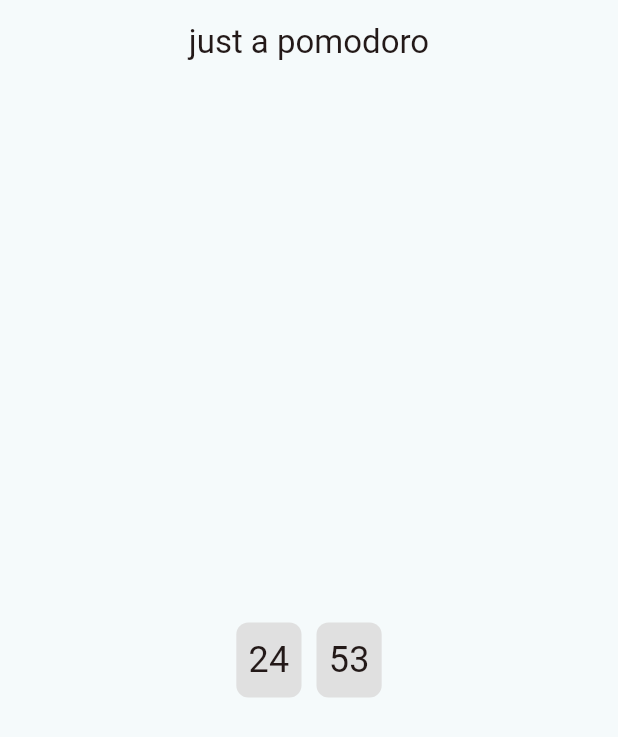
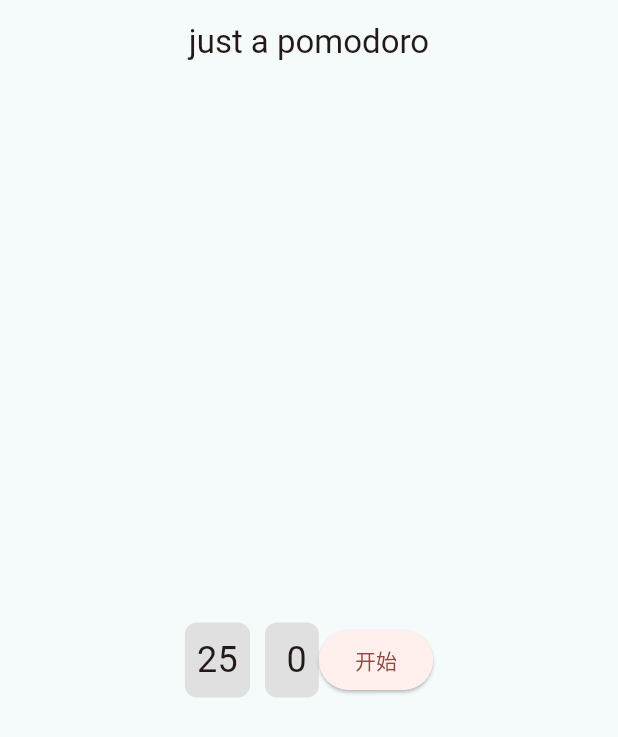
Before and after one commit to HypnosCicero/just_a_pomodoro, a Flutter app: the screen it shows after launch, on a phone screen of 412 x 824 dp. Shown: the top 737 px of the screen. Run offline on Flutter 3.47's test engine with Material 3 defaults, Android fonts, the phone set to English and light mode, and no system bars.

Commit message:
feat(main):add start button to start the timer.(Excuse my use of Chinese button,it's my native language)

```diff
--- a/lib/main.dart
+++ b/lib/main.dart
@@ -61,7 +61,7 @@ class _ClockBlockState extends State<ClockBlock> {
     super.initState();
     _minutes = _minutesArray[0];
     _arrayIndex = 0;
-    _startTimer();
+    //_startTimer();
   }
   @override
   void dispose() {
@@ -94,6 +94,13 @@ class _ClockBlockState extends State<ClockBlock> {
         ClockWidget(value: _minutes),
         SizedBox(width: 10),
         ClockWidget(value: _seconds),
+        ElevatedButton(
+          onPressed: () {
+            _startTimer();
+            },
+          child: Text("开始")
+          ),
+
       ],
     );
   }
```
